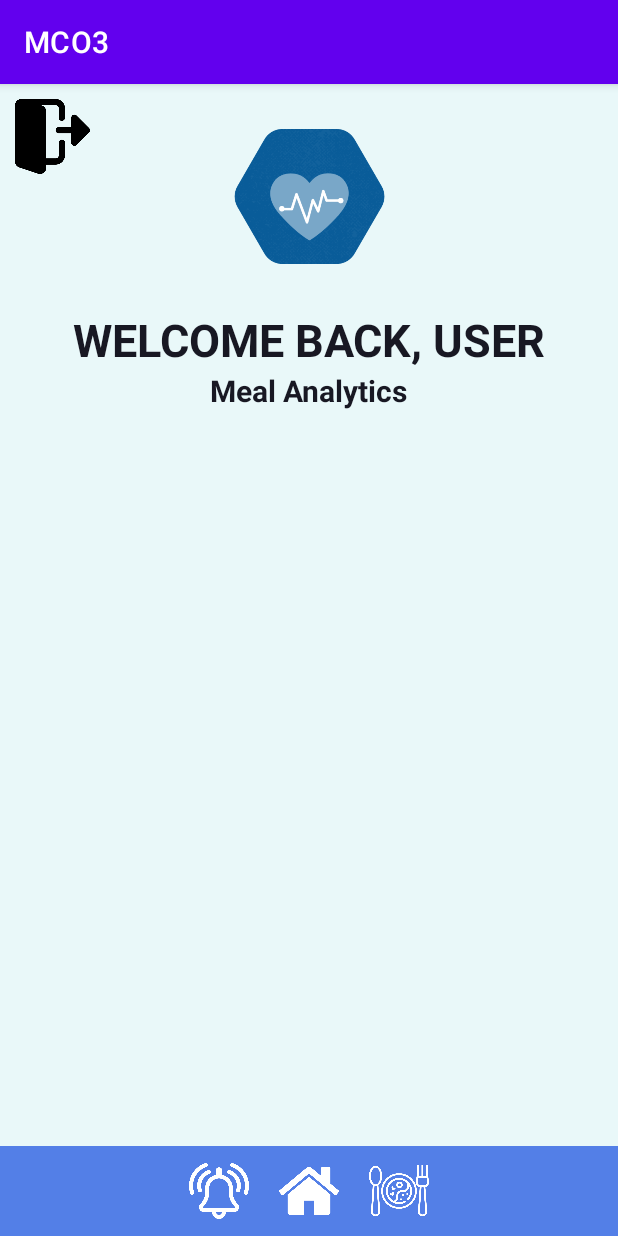
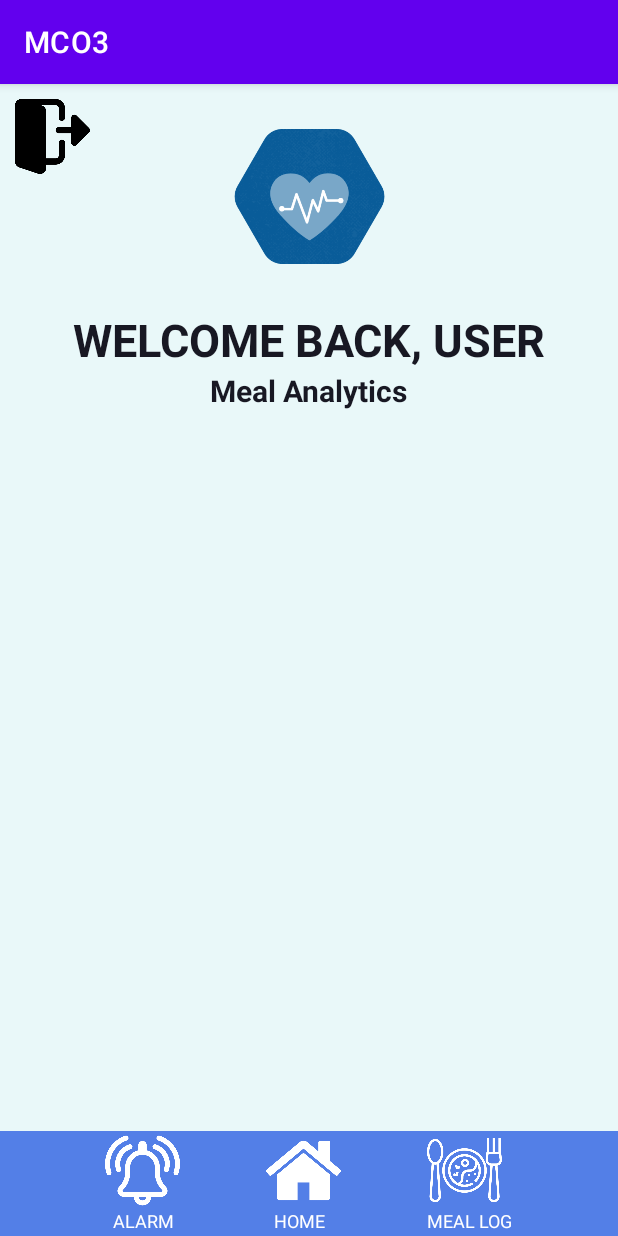
Before and after one commit to zivhd/MacroMonitor, an Android app: the HomeActivity screen opened directly, with no data from a screen before it, on a phone screen of 412 x 824 dp. Run offline under Robolectric (Android 15) with nearby library versions, the phone set to English and light mode, and no system bars.

Commit message:
Added final navigation bar to alarm and home page

```diff
--- a/MCO3/app/src/main/res/layout/activity_home.xml
+++ b/MCO3/app/src/main/res/layout/activity_home.xml
@@ -46,7 +46,7 @@
         app:layout_constraintTop_toBottomOf="@+id/icon" />
 
     <androidx.appcompat.widget.AppCompatTextView
-        android:id="@+id/mealtitle"
+        android:id="@+id/mealheader"
         android:layout_width="wrap_content"
         android:layout_height="wrap_content"
         android:text="Meal Analytics"
@@ -59,7 +59,7 @@
         app:layout_constraintTop_toBottomOf="@+id/title" />
     <androidx.appcompat.widget.LinearLayoutCompat
         android:layout_width="match_parent"
-        android:layout_height="60dp"
+        android:layout_height="70dp"
         android:layout_gravity="center"
         android:background="#537FE7"
         android:orientation="horizontal"
@@ -68,91 +68,107 @@
         app:layout_constraintEnd_toEndOf="parent"
         app:layout_constraintHorizontal_bias="0.5"
         app:layout_constraintStart_toStartOf="parent">
+    <androidx.appcompat.widget.LinearLayoutCompat
+        android:id="@+id/alarmtab"
+        android:layout_width="wrap_content"
+        android:layout_height="wrap_content"
+        android:orientation="vertical"
+        android:background="#537FE7"
 
+        app:layout_constraintEnd_toEndOf="parent"
+        app:layout_constraintHorizontal_bias="0.5"
+        app:layout_constraintStart_toStartOf="parent"
+        app:layout_constraintBottom_toBottomOf="parent">
         <androidx.appcompat.widget.AppCompatImageView
             android:id="@+id/alarm_btn"
-            android:layout_width="40dp"
-            android:layout_height="40dp"
-            android:layout_gravity="center"
-            android:layout_margin="10dp"
-            android:layout_marginLeft="20dp"
+            android:layout_width="50dp"
+            android:layout_height="50dp"
             android:src="@drawable/alarm"
             app:layout_constraintEnd_toEndOf="parent"
             app:layout_constraintStart_toStartOf="parent"
             app:layout_constraintTop_toTopOf="parent"
             android:tint="@android:color/white"/>
+        <androidx.appcompat.widget.AppCompatTextView
+            android:id="@+id/alarmtitle"
+            android:layout_width="wrap_content"
+            android:layout_height="wrap_content"
+            android:text="ALARM"
+            android:layout_marginLeft="5dp"
+            android:textColor="@android:color/white"
+            android:textSize="12sp"
+            app:layout_constraintEnd_toEndOf="parent"
+            app:layout_constraintHorizontal_bias="0.5"
+            app:layout_constraintStart_toStartOf="parent"
+            app:layout_constraintTop_toBottomOf="@+id/title" />
+    </androidx.appcompat.widget.LinearLayoutCompat>
 
+<!--        HOME-->
+        <androidx.appcompat.widget.LinearLayoutCompat
+            android:id="@+id/hometab"
+            android:layout_width="wrap_content"
+            android:layout_height="wrap_content"
+            android:orientation="vertical"
+            android:background="#537FE7"
+            android:layout_marginLeft="57dp"
+            app:layout_constraintStarttoEndOf="@+id/alarmtab"
+            app:layout_constraintHorizontal_bias="0.5"
+
+            app:layout_constraintBottom_toBottomOf="parent">
             <androidx.appcompat.widget.AppCompatImageView
                 android:id="@+id/home_btn"
-            android:layout_width="40dp"
-            android:layout_height="40dp"
-            android:layout_gravity="center"
-            android:layout_margin="10dp"
-            android:layout_marginLeft="20dp"
+                android:layout_width="50dp"
+                android:layout_height="50dp"
                 android:src="@drawable/home"
                 app:layout_constraintEnd_toEndOf="parent"
                 app:layout_constraintStart_toStartOf="parent"
                 app:layout_constraintTop_toTopOf="parent"
                 android:tint="@android:color/white"/>
+            <androidx.appcompat.widget.AppCompatTextView
+                android:id="@+id/hometitle"
+                android:layout_width="wrap_content"
+                android:layout_height="wrap_content"
+                android:text="HOME"
+                android:layout_marginLeft="5dp"
+                android:textColor="@android:color/white"
+                android:textSize="12sp"
+                app:layout_constraintEnd_toEndOf="parent"
+                app:layout_constraintHorizontal_bias="0.5"
+                app:layout_constraintStart_toStartOf="parent"
+                app:layout_constraintTop_toBottomOf="@+id/title" />
+        </androidx.appcompat.widget.LinearLayoutCompat>
+<!--        MEAL-->
+        <androidx.appcompat.widget.LinearLayoutCompat
+            android:id="@+id/hometab"
+            android:layout_width="wrap_content"
+            android:layout_height="wrap_content"
+            android:orientation="vertical"
+            android:background="#537FE7"
+            android:layout_marginLeft="57dp"
+            app:layout_constraintStarttoEndOf="@+id/alarmtab"
+            app:layout_constraintHorizontal_bias="0.5"
 
+            app:layout_constraintBottom_toBottomOf="parent">
             <androidx.appcompat.widget.AppCompatImageView
-            android:id="@+id/alarm_btn"
-            android:layout_width="40dp"
-            android:layout_height="40dp"
-            android:layout_gravity="center"
-            android:layout_margin="10dp"
-            android:layout_marginLeft="20dp"
+                android:id="@+id/meal"
+                android:layout_width="50dp"
+                android:layout_height="50dp"
                 android:src="@drawable/meal"
                 app:layout_constraintEnd_toEndOf="parent"
                 app:layout_constraintStart_toStartOf="parent"
                 app:layout_constraintTop_toTopOf="parent"
                 android:tint="@android:color/white"/>
+            <androidx.appcompat.widget.AppCompatTextView
+                android:id="@+id/mealtitle"
+                android:layout_width="wrap_content"
+                android:layout_height="wrap_content"
+                android:text="MEAL LOG"
 
-
+                android:textColor="@android:color/white"
+                android:textSize="12sp"
+                app:layout_constraintEnd_toEndOf="parent"
+                app:layout_constraintHorizontal_bias="0.5"
+                app:layout_constraintStart_toStartOf="parent"
+                app:layout_constraintTop_toBottomOf="@+id/title" />
         </androidx.appcompat.widget.LinearLayoutCompat>
-<!--    <androidx.appcompat.widget.LinearLayoutCompat-->
-<!--        android:layout_width="match_parent"-->
-<!--        android:layout_height="wrap_content"-->
-<!--        android:orientation="horizontal"-->
-<!--        android:background="#537FE7"-->
-<!--        app:layout_constraintEnd_toEndOf="parent"-->
-<!--        app:layout_constraintHorizontal_bias="0.5"-->
-<!--        app:layout_constraintStart_toStartOf="parent"-->
-<!--        app:layout_constraintBottom_toBottomOf="parent">-->
-<!--        <androidx.appcompat.widget.LinearLayoutCompat-->
-<!--        android:id="@+id/alarmtab"-->
-<!--        android:layout_width="match_parent"-->
-<!--        android:layout_height="wrap_content"-->
-<!--        android:orientation="vertical"-->
-<!--        android:background="#537FE7"-->
-<!--            android:layout_marginLeft="57dp"-->
-<!--        app:layout_constraintEnd_toEndOf="parent"-->
-<!--        app:layout_constraintHorizontal_bias="0.5"-->
-<!--        app:layout_constraintStart_toStartOf="parent"-->
-<!--        app:layout_constraintBottom_toBottomOf="parent">-->
-<!--            <androidx.appcompat.widget.AppCompatImageView-->
-<!--                android:id="@+id/alarm"-->
-<!--                android:layout_width="70dp"-->
-<!--                android:layout_height="70dp"-->
-<!--                android:src="@drawable/alarm"-->
-<!--                app:layout_constraintEnd_toEndOf="parent"-->
-<!--                app:layout_constraintHorizontal_bias="0.5"-->
-<!--                android:layout_marginRight="80dp"-->
-<!--                app:layout_constraintStart_toStartOf="parent"-->
-<!--                app:layout_constraintTop_toTopOf="parent"-->
-<!--                />-->
-<!--            <androidx.appcompat.widget.AppCompatTextView-->
-<!--                android:id="@+id/alarmtitle"-->
-<!--                android:layout_width="wrap_content"-->
-<!--                android:layout_height="wrap_content"-->
-<!--                android:text="Alarm"-->
-<!--                android:textColor="#181823"-->
-<!--                android:textStyle="bold"-->
-<!--                android:textSize="15dp"-->
-<!--                android:layout_marginLeft="15dp"-->
-<!--                app:layout_constraintEnd_toEndOf="parent"-->
-<!--                app:layout_constraintHorizontal_bias="0.5"-->
-<!--                app:layout_constraintStart_toStartOf="parent"-->
-<!--                app:layout_constraintTop_toBottomOf="@+id/title" />-->
-<!--        </androidx.appcompat.widget.LinearLayoutCompat>-->
+    </androidx.appcompat.widget.LinearLayoutCompat>
 </androidx.constraintlayout.widget.ConstraintLayout>
```
Also changed, not shown: MCO3/app/src/main/res/layout/activity_alarm.xml (+79 -18 lines). Lines whose indentation alone changed are shown as unchanged.
